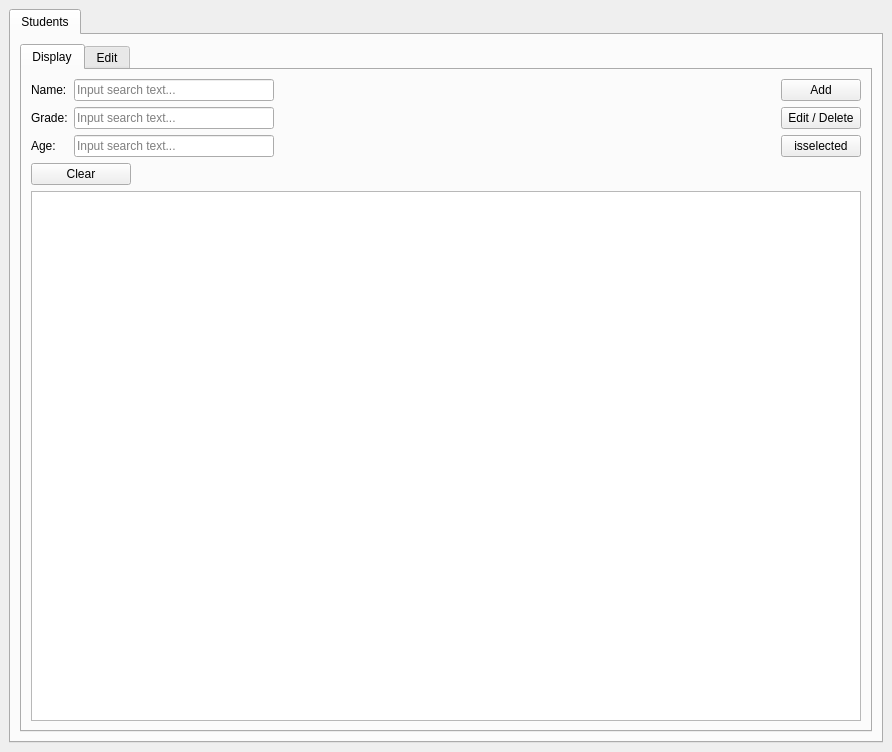
This is gui/MainWindow.ui in M-ElSherif/Nursery as Qt 5 draws it before an edit. The edited form follows.
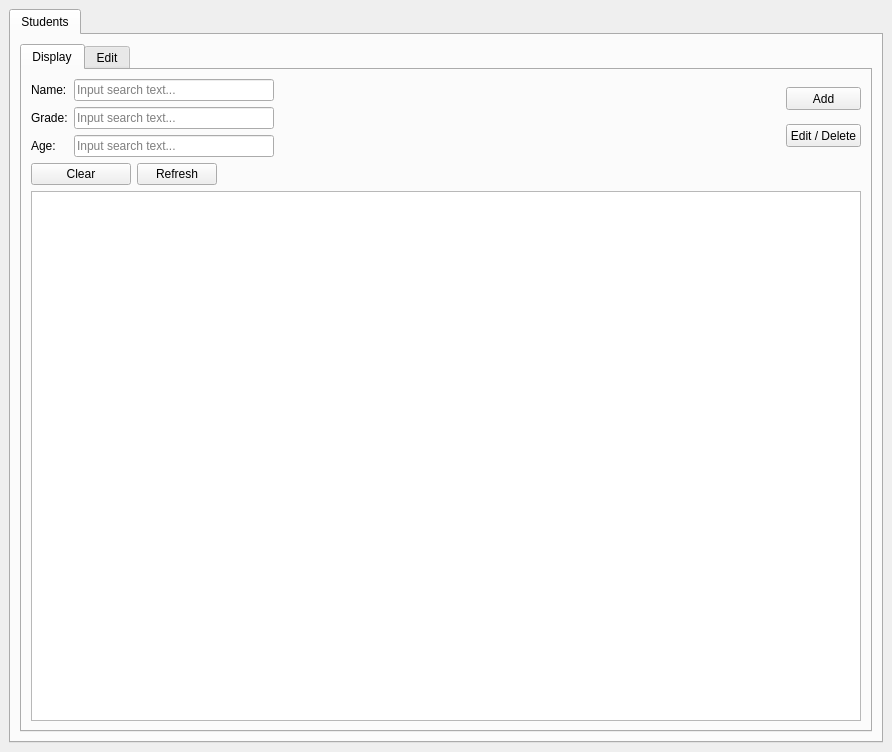
This is the edited form.

Patch:
```diff
--- a/gui/MainWindow.ui
+++ b/gui/MainWindow.ui
@@ -150,6 +150,12 @@
                <layout class="QVBoxLayout" name="verticalLayout_3">
                 <item>
                  <widget class="QPushButton" name="btnAddStudent">
+                  <property name="maximumSize">
+                   <size>
+                    <width>75</width>
+                    <height>23</height>
+                   </size>
+                  </property>
                   <property name="text">
                    <string>Add</string>
                   </property>
@@ -157,22 +163,23 @@
                 </item>
                 <item>
                  <widget class="QPushButton" name="btnEditStudent">
+                  <property name="maximumSize">
+                   <size>
+                    <width>75</width>
+                    <height>23</height>
+                   </size>
+                  </property>
                   <property name="text">
                    <string>Edit / Delete</string>
                   </property>
                  </widget>
                 </item>
+               </layout>
+              </item>
+             </layout>
+            </item>
                 <item>
-                 <widget class="QPushButton" name="isselected">
-                  <property name="text">
-                   <string>isselected</string>
-                  </property>
-                 </widget>
-                </item>
-               </layout>
-              </item>
-             </layout>
-            </item>
+             <layout class="QHBoxLayout" name="horizontalLayout_3">
             <item>
              <widget class="QPushButton" name="btnClearFilters">
               <property name="maximumSize">
@@ -185,6 +192,27 @@
                <string>Clear</string>
               </property>
              </widget>
+              </item>
+              <item alignment="Qt::AlignLeft">
+               <widget class="QPushButton" name="btnRefresh">
+                <property name="minimumSize">
+                 <size>
+                  <width>0</width>
+                  <height>0</height>
+                 </size>
+                </property>
+                <property name="maximumSize">
+                 <size>
+                  <width>718</width>
+                  <height>23</height>
+                 </size>
+                </property>
+                <property name="text">
+                 <string>Refresh</string>
+                </property>
+               </widget>
+              </item>
+             </layout>
             </item>
             <item>
              <widget class="QTableView" name="tblStudents">
```
Lines whose indentation alone changed are shown as unchanged.
